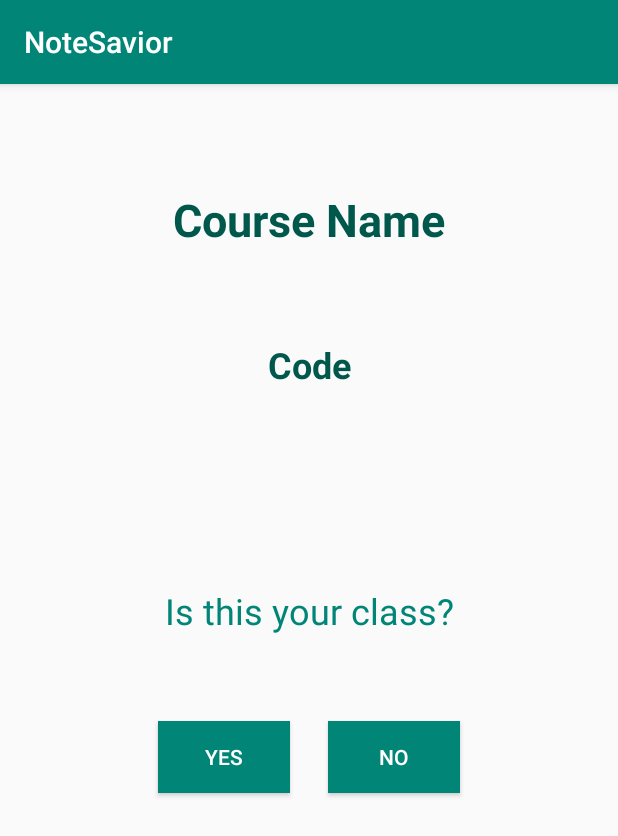
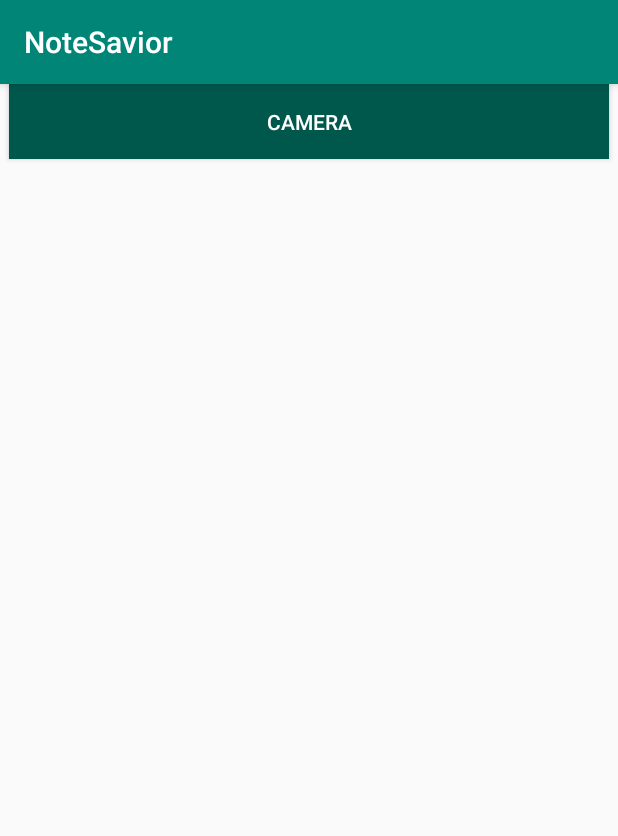
Before and after one commit to giangpro93/NoteSavior, an Android app: the ClassHub screen opened directly, with no data from a screen before it, after a tap on "YES", on a phone screen of 412 x 824 dp. Shown: the top 836 px of the screen. Run offline under Robolectric (Android 15) with nearby library versions, the phone set to English and light mode, and no system bars; our stand-ins replace Firebase (no records; nobody signed in at launch, a user with empty details on screens opened directly).

Commit message:
Added new layout and cleaned up some things

```diff
--- a/app/src/main/AndroidManifest.xml
+++ b/app/src/main/AndroidManifest.xml
@@ -1,6 +1,8 @@
 <?xml version="1.0" encoding="utf-8"?>
 <manifest xmlns:android="http://schemas.android.com/apk/res/android"
     package="com.example.git.notesavior">
+    <uses-permission android:name="android.permission.CAMERA" />
+    <uses-feature android:name="android.hardware.camera" />
 
     <application
         android:allowBackup="true"
@@ -24,6 +26,7 @@
                 <category android:name="android.intent.category.LAUNCHER" />
             </intent-filter>
         </activity>
+        <activity android:name=".CourseGallery"></activity>
 
     </application>
 
--- a/app/src/main/java/com/example/git/notesavior/ClassHub.java
+++ b/app/src/main/java/com/example/git/notesavior/ClassHub.java
@@ -21,7 +21,7 @@ public class ClassHub extends AppCompatActivity {
         int currentHour = rightNow.get(Calendar.HOUR);
         String currentHr = ""+currentHour;
 
-        Class theclass;
+        final Class theclass;
         theclass = FireBaseHandler.getInstance().guessClass(Integer.parseInt(currentHr));
 
         TextView code = (TextView) findViewById(R.id.textView12);
@@ -31,6 +31,9 @@ public class ClassHub extends AppCompatActivity {
         final Button y_button = findViewById(R.id.button2);
         y_button.setOnClickListener(new View.OnClickListener() {
             public void onClick(View v) {
+                Intent myIntent = new Intent(ClassHub.this, CourseGallery.class);
+                myIntent.putExtra("key", theclass.courseName); //Optional parameters
+                ClassHub.this.startActivity(myIntent);
 
             }
         });
--- /dev/null
+++ b/app/src/main/java/com/example/git/notesavior/CourseGallery.java
@@ -0,0 +1,32 @@
+package com.example.git.notesavior;
+
+import android.content.Intent;
+import android.os.Bundle;
+import android.support.v7.app.AppCompatActivity;
+import android.view.View;
+import android.widget.Button;
+import android.widget.EditText;
+import android.widget.TextView;
+import android.widget.Toast;
+
+public class CourseGallery extends AppCompatActivity {
+
+    @Override
+    protected void onCreate(Bundle savedInstanceState) {
+        super.onCreate(savedInstanceState);
+        setContentView(R.layout.activity_coursegallery);
+        Bundle bundle = getIntent().getExtras();
+        String CN = bundle.getString("key");
+        TextView Course = (TextView) findViewById(R.id.textView15);
+        Course.setText(CN);
+        final Button button4 = findViewById(R.id.button4);
+        button4.setOnClickListener(new View.OnClickListener() {
+            public void onClick(View v) {
+                Intent myIntent = new Intent(CourseGallery.this, CameraActivity.class);
+                //myIntent.putExtra("key", value); //Optional parameters
+                CourseGallery.this.startActivity(myIntent);
+            }
+        });
+
+    }
+}
--- a/app/src/main/java/com/example/git/notesavior/NewCourse.java
+++ b/app/src/main/java/com/example/git/notesavior/NewCourse.java
@@ -1,5 +1,6 @@
 package com.example.git.notesavior;
 
+import android.content.Intent;
 import android.os.Bundle;
 import android.support.v7.app.AppCompatActivity;
 import android.view.View;
--- /dev/null
+++ b/app/src/main/res/layout/activity_coursegallery.xml
@@ -0,0 +1,33 @@
+<?xml version="1.0" encoding="utf-8"?>
+<android.support.constraint.ConstraintLayout
+    xmlns:android="http://schemas.android.com/apk/res/android"
+    xmlns:app="http://schemas.android.com/apk/res-auto"
+    xmlns:tools="http://schemas.android.com/tools"
+    android:layout_width="match_parent"
+    android:layout_height="match_parent">
+
+    <Button
+        android:id="@+id/button4"
+        android:layout_width="400dp"
+        android:layout_height="50dp"
+        android:layout_marginTop="20dp"
+        android:background="@color/colorPrimaryDark"
+        android:text="@string/camera"
+
+        android:textColor="@android:color/white"
+        app:layout_constraintEnd_toEndOf="parent"
+        app:layout_constraintStart_toStartOf="parent"/>
+
+    <TextView
+        android:id="@+id/textView15"
+        android:layout_width="wrap_content"
+        android:layout_height="wrap_content"
+        android:layout_marginTop="5dp"
+        android:textColor="@color/colorPrimaryDark"
+        android:textSize="25sp"
+        android:textStyle="bold"
+        app:layout_constraintEnd_toEndOf="parent"
+        app:layout_constraintStart_toStartOf="parent"
+        app:layout_constraintTop_toBottomOf="@+id/button4" />
+
+</android.support.constraint.ConstraintLayout>
--- a/app/src/main/res/layout/fragment_camera2_basic.xml
+++ b/app/src/main/res/layout/fragment_camera2_basic.xml
@@ -24,7 +24,7 @@
     <FrameLayout
         android:id="@+id/control"
         android:layout_width="match_parent"
-        android:layout_height="112dp"
+        android:layout_height="90dp"
         android:layout_alignParentBottom="true"
         android:layout_alignParentStart="true"
         android:background="@color/control_background">
--- a/app/src/main/res/values/strings.xml
+++ b/app/src/main/res/values/strings.xml
@@ -22,6 +22,7 @@
     <string name="teacher">Teacher</string>
     <string name="student">Student</string>
     <string name="welcome">Welcome to NoteSavior</string>>
+    <string name="camera">Camera</string>>
 
 
 </resources>
```
Also changed, not shown: app/src/main/res/layout/intro.xml (+16 -12 lines).
